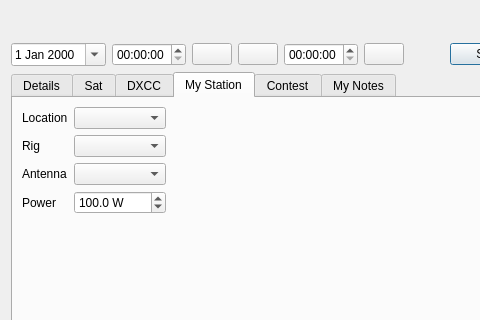
k5mcd/QLog, file ui/NewContactWidget.ui: the form before one commit; both pictures show x 0 to 480 and y 330 to 650 of the 1473 by 798 pixel window.
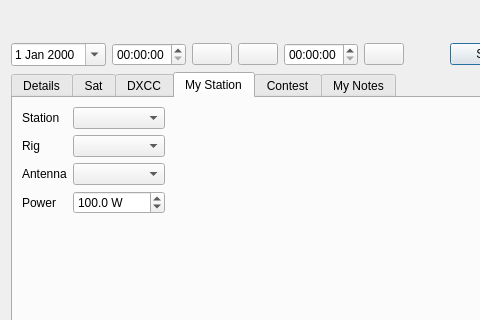
The form after the commit. The open tabs and pages were chosen to show the change. Icons and pictures are not drawn. Custom widgets are drawn as their Qt base class.

The edit to the form file:
```diff
--- a/ui/NewContactWidget.ui
+++ b/ui/NewContactWidget.ui
@@ -1451,7 +1451,7 @@
          <item row="0" column="0">
           <widget class="QLabel" name="stationProfileLabel">
            <property name="text">
-            <string>Location</string>
+            <string>Station</string>
            </property>
           </widget>
          </item>
```
